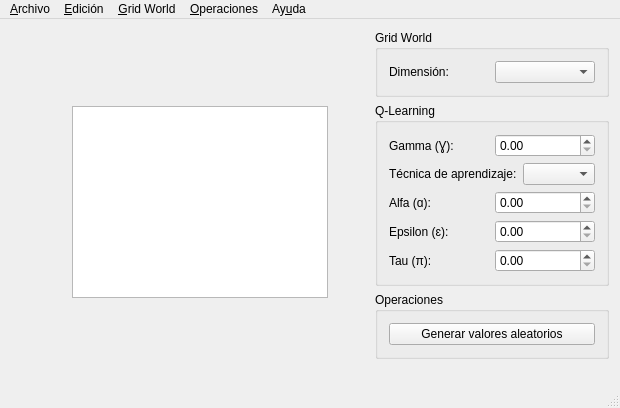
Above: gui/qt/IA2013TPIRLGUI/mainwindow.ui from ssebastianj/ia2013-tpi-rl before the change. Below: the same form after it.
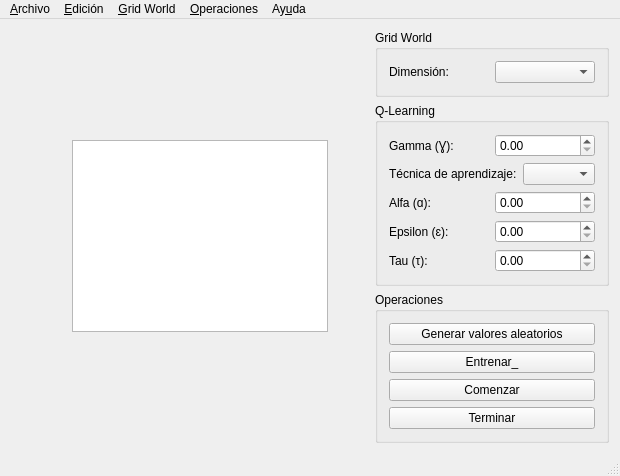
That is the form after the change.

Commit message: Cambios en la interfaz

The edit to the form file:
```diff
--- a/gui/qt/IA2013TPIRLGUI/mainwindow.ui
+++ b/gui/qt/IA2013TPIRLGUI/mainwindow.ui
@@ -8,7 +8,7 @@
     <x>0</x>
     <y>0</y>
     <width>620</width>
-    <height>408</height>
+    <height>444</height>
    </rect>
   </property>
   <property name="windowTitle">
@@ -190,7 +190,7 @@
            <item>
             <widget class="QLabel" name="label_6">
              <property name="text">
-              <string>Tau (π):</string>
+              <string>Tau (τ):</string>
              </property>
             </widget>
            </item>
@@ -210,6 +210,33 @@
            <string>Operaciones</string>
           </property>
           <layout class="QGridLayout" name="gridLayout_3">
+           <item row="5" column="0">
+            <spacer name="verticalSpacer_2">
+             <property name="orientation">
+              <enum>Qt::Vertical</enum>
+             </property>
+             <property name="sizeHint" stdset="0">
+              <size>
+               <width>20</width>
+               <height>40</height>
+              </size>
+             </property>
+            </spacer>
+           </item>
+           <item row="2" column="0">
+            <widget class="QPushButton" name="entrenar">
+             <property name="text">
+              <string>Entrenar_</string>
+             </property>
+            </widget>
+           </item>
+           <item row="3" column="0">
+            <widget class="QPushButton" name="comenzar">
+             <property name="text">
+              <string>Comenzar</string>
+             </property>
+            </widget>
+           </item>
            <item row="0" column="0">
             <widget class="QPushButton" name="pushButton">
              <property name="text">
@@ -217,22 +244,16 @@
              </property>
             </widget>
            </item>
+           <item row="4" column="0">
+            <widget class="QPushButton" name="pushButton_4">
+             <property name="text">
+              <string>Terminar</string>
+             </property>
+            </widget>
+           </item>
           </layout>
          </widget>
         </item>
-        <item>
-         <spacer name="verticalSpacer_2">
-          <property name="orientation">
-           <enum>Qt::Vertical</enum>
-          </property>
-          <property name="sizeHint" stdset="0">
-           <size>
-            <width>20</width>
-            <height>40</height>
-           </size>
-          </property>
-         </spacer>
-        </item>
        </layout>
       </item>
      </layout>
```
Left out of the diff: 2 changed lines with no effect on the pictures.
